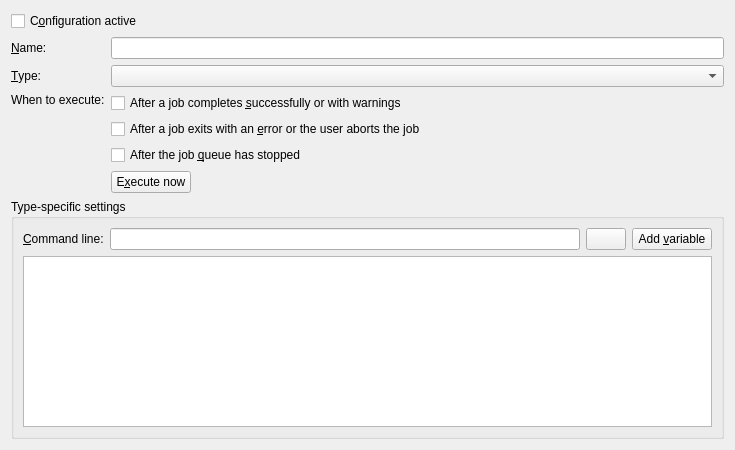
First picture: the form in src/mkvtoolnix-gui/forms/main_window/prefs_run_program_widget.ui, repository jpsdr/MKVToolnix-Windows-7, before the edit.
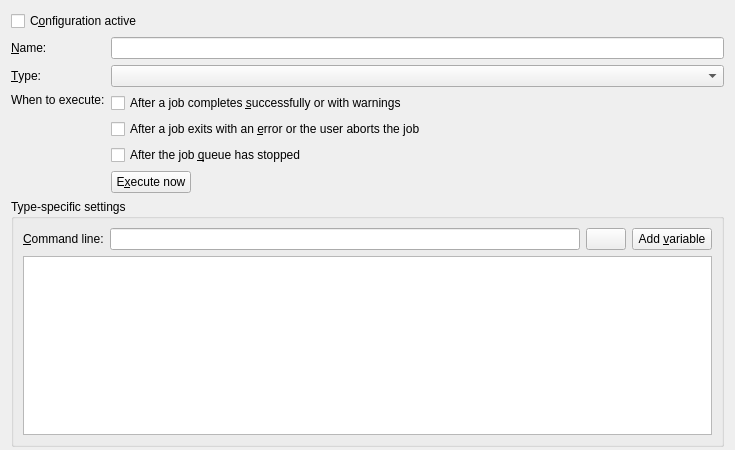
Second picture: the form after the edit. The open tabs and pages were chosen to show the change. Icons and pictures are not drawn.

Commit message: GUI: execute actions: hide "type-specific settings" if there are none

Diff of the .ui file:
```diff
--- a/src/mkvtoolnix-gui/forms/main_window/prefs_run_program_widget.ui
+++ b/src/mkvtoolnix-gui/forms/main_window/prefs_run_program_widget.ui
@@ -14,6 +14,9 @@
    <string notr="true">Form</string>
   </property>
   <layout class="QVBoxLayout" name="verticalLayout_6">
+   <property name="bottomMargin">
+    <number>3</number>
+   </property>
    <item>
     <widget class="QCheckBox" name="cbConfigurationActive">
      <property name="text">
@@ -220,8 +223,8 @@
              <string notr="true">&lt;!DOCTYPE HTML PUBLIC &quot;-//W3C//DTD HTML 4.0//EN&quot; &quot;http://www.w3.org/TR/REC-html40/strict.dtd&quot;&gt;
 &lt;html&gt;&lt;head&gt;&lt;meta name=&quot;qrichtext&quot; content=&quot;1&quot; /&gt;&lt;style type=&quot;text/css&quot;&gt;
 p, li { white-space: pre-wrap; }
-&lt;/style&gt;&lt;/head&gt;&lt;body style=&quot; font-family:'Noto Sans'; font-size:10pt; font-weight:400; font-style:normal;&quot;&gt;
-&lt;p style=&quot;-qt-paragraph-type:empty; margin-top:0px; margin-bottom:0px; margin-left:0px; margin-right:0px; -qt-block-indent:0; text-indent:0px; font-family:'Sans'; font-size:11pt;&quot;&gt;&lt;br /&gt;&lt;/p&gt;&lt;/body&gt;&lt;/html&gt;</string>
+&lt;/style&gt;&lt;/head&gt;&lt;body style=&quot; font-family:'Sans'; font-size:10pt; font-weight:400; font-style:normal;&quot;&gt;
+&lt;p style=&quot;-qt-paragraph-type:empty; margin-top:0px; margin-bottom:0px; margin-left:0px; margin-right:0px; -qt-block-indent:0; text-indent:0px; font-size:11pt;&quot;&gt;&lt;br /&gt;&lt;/p&gt;&lt;/body&gt;&lt;/html&gt;</string>
             </property>
            </widget>
           </item>
@@ -301,6 +304,19 @@
      </layout>
     </widget>
    </item>
+   <item>
+    <spacer name="verticalSpacer_3">
+     <property name="orientation">
+      <enum>Qt::Vertical</enum>
+     </property>
+     <property name="sizeHint" stdset="0">
+      <size>
+       <width>20</width>
+       <height>0</height>
+      </size>
+     </property>
+    </spacer>
+   </item>
   </layout>
  </widget>
  <tabstops>
```
Left out of the diff: 62 changed lines with no effect on the pictures. The commit also changes 1 other file.
